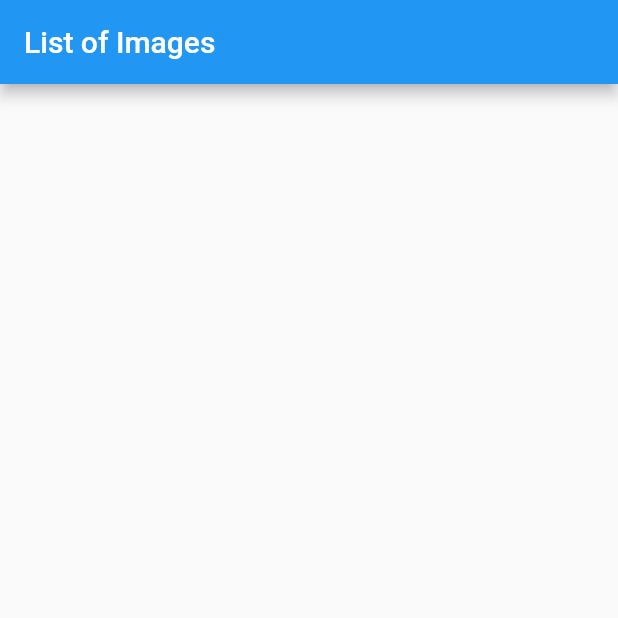
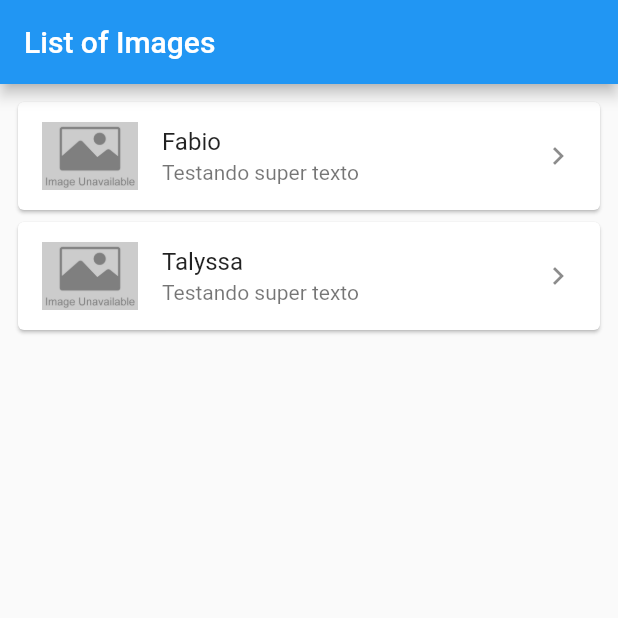
Before and after one commit to programadornatal/cloudwalknasa, a Flutter app: the screen it shows after launch, on a phone screen of 412 x 824 dp, the top half of it. Run offline on Flutter 3.47's test engine with Material 2 defaults, Android fonts, the phone set to English and light mode, and no system bars.

Commit message:
Create custom listview

```diff
--- /dev/null
+++ b/lib/src/feactures/components/customlistview.dart
@@ -0,0 +1,21 @@
+import 'package:cloudwalknasa/src/feactures/components/customlistviewitem.dart';
+import 'package:flutter/material.dart';
+
+class Customlistview extends StatelessWidget {
+  const Customlistview({super.key});
+
+  @override
+  Widget build(BuildContext context) {
+    return ListView(
+      padding: const EdgeInsets.all(8),
+      children: const [
+        Customlistviewitem(
+          title: "Fabio",
+        ),
+        Customlistviewitem(
+          title: "Talyssa",
+        )
+      ],
+    );
+  }
+}
--- /dev/null
+++ b/lib/src/feactures/components/customlistviewitem.dart
@@ -0,0 +1,22 @@
+import 'package:flutter/material.dart';
+
+class Customlistviewitem extends StatelessWidget {
+  final String title;
+  const Customlistviewitem({super.key, required this.title});
+
+  @override
+  Widget build(BuildContext context) {
+    return Card(
+      child: ListTile(
+        title: Text(title),
+        subtitle: const Text('Testando super texto'),
+        leading: ConstrainedBox(
+            constraints: const BoxConstraints(
+                minHeight: 44, minWidth: 44, maxHeight: 64, maxWidth: 64),
+            child: Image.asset("assets/images/unavailable.jpg")),
+        trailing: const Icon(Icons.navigate_next),
+        onTap: () {},
+      ),
+    );
+  }
+}
--- a/lib/src/feactures/listofimages_page.dart
+++ b/lib/src/feactures/listofimages_page.dart
@@ -1,3 +1,4 @@
+import 'package:cloudwalknasa/src/feactures/components/customlistview.dart';
 import 'package:flutter/material.dart';
 
 class ListofimagePage extends StatelessWidget {
@@ -9,7 +10,7 @@ class ListofimagePage extends StatelessWidget {
       appBar: AppBar(
         title: const Text('List of Images'),
       ),
-      body: Container(),
+      body: const Customlistview(),
     );
   }
 }
--- a/pubspec.yaml
+++ b/pubspec.yaml
@@ -59,8 +59,8 @@ flutter:
   uses-material-design: true
 
   # To add assets to your application, add an assets section, like this:
-  # assets:
-  #   - images/a_dot_burr.jpeg
+  assets:
+     - assets/images/unavailable.jpg
   #   - images/a_dot_ham.jpeg
 
   # An image asset can refer to one or more resolution-specific "variants", see
```
Also changed, not shown: assets/images/unavailable.jpg (added).
